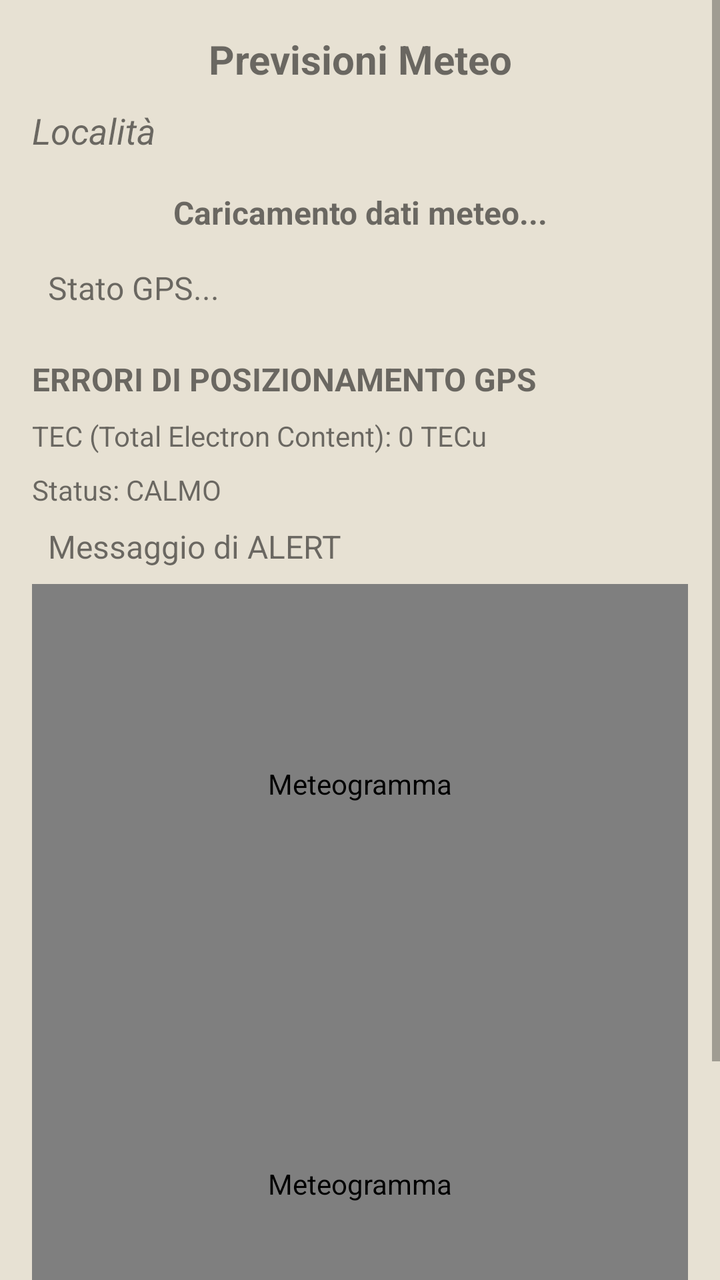
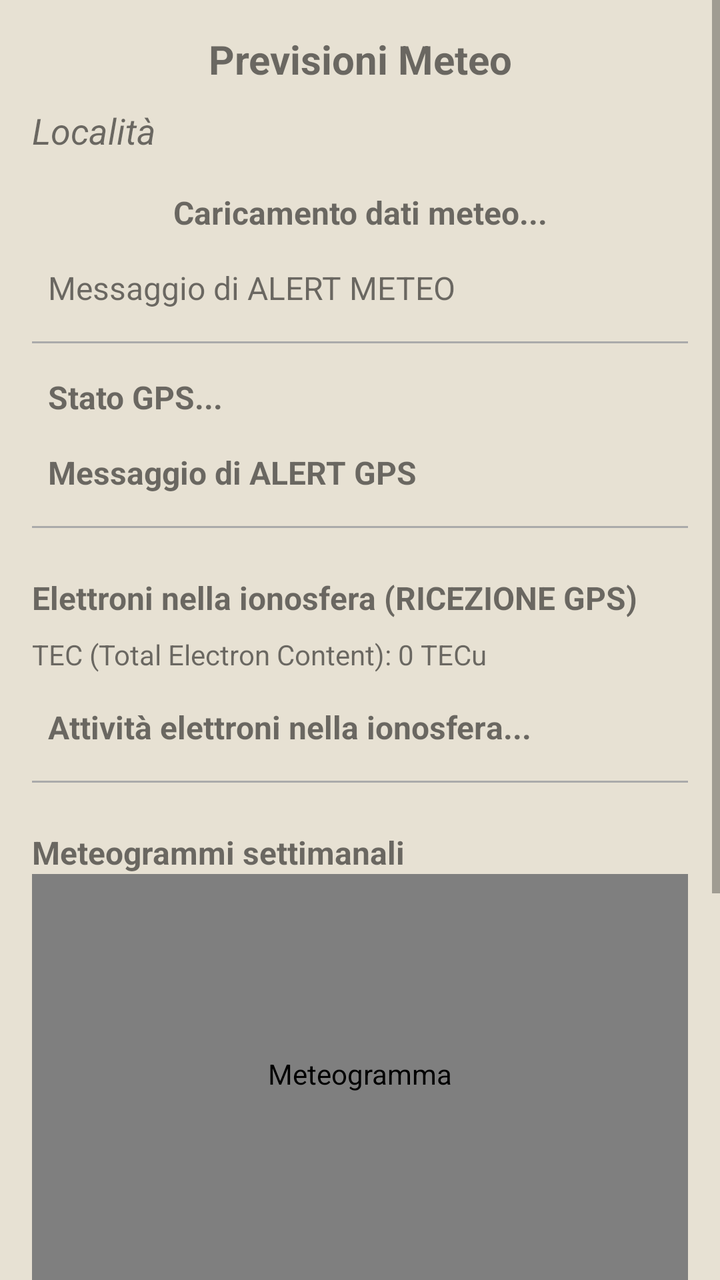

Two renders of the same Android screen: before a commit and after it. Below are the layout's source before the change and the commit's diff.
<!-- AndroidManifest.xml: application theme Theme.AppCompat.Light -->
<!-- res/layout/activity_weather_forecast.xml -->
<ScrollView xmlns:android="http://schemas.android.com/apk/res/android"
    android:layout_width="match_parent"
    android:layout_height="match_parent">
    <LinearLayout xmlns:android="http://schemas.android.com/apk/res/android"
        android:layout_width="match_parent"
        android:layout_height="match_parent"
        android:orientation="vertical"
        android:background="#e7e1d3"
        android:padding="16dp">

        <TextView
            android:id="@+id/weather_title"
            android:layout_width="match_parent"
            android:layout_height="wrap_content"
            android:text="Previsioni Meteo"
            android:textSize="20sp"
            android:textStyle="bold"
            android:gravity="center"
            android:paddingBottom="10dp"/>

        <TextView
            android:id="@+id/weather_location"
            android:layout_width="wrap_content"
            android:layout_height="wrap_content"
            android:text="Località"
            android:textSize="18sp"
            android:textStyle="italic"
            android:layout_below="@+id/weather_title"
            android:layout_centerHorizontal="true"
            android:paddingBottom="10dp"/>

        <TextView
            android:id="@+id/weather_details"
            android:layout_width="match_parent"
            android:layout_height="wrap_content"
            android:text="Caricamento dati meteo..."
            android:textSize="16sp"
            android:textStyle="bold"
            android:padding="8dp"
            android:gravity="center"/>

        <TextView
            android:id="@+id/gpsStatusTextView"
            android:layout_width="wrap_content"
            android:layout_height="wrap_content"
            android:text="Stato GPS..."
            android:textSize="16sp"
            android:padding="8dp" />

        
        <TextView
            android:id="@+id/tecTitleTextView"
            android:layout_width="wrap_content"
            android:layout_height="wrap_content"
            android:text="ERRORI DI POSIZIONAMENTO GPS"
            android:textSize="16sp"
            android:textStyle="bold"
            android:layout_marginTop="16dp"/>

        <TextView
            android:id="@+id/tecValueTextView"
            android:layout_width="wrap_content"
            android:layout_height="wrap_content"
            android:text="TEC (Total Electron Content): 0 TECu"
            android:textSize="14sp"
            android:layout_marginTop="8dp"/>

        
        <TextView
            android:id="@+id/tecStatusTextView"
            android:layout_width="wrap_content"
            android:layout_height="wrap_content"
            android:text="Status: CALMO"
            android:textSize="14sp"
            android:layout_marginTop="8dp"/>

        

        <TextView
            android:id="@+id/alertTextView"
            android:layout_width="wrap_content"
            android:layout_height="wrap_content"
            android:text="Messaggio di ALERT"
            android:textSize="16sp"
            android:padding="8dp" />

        <com.github.chrisbanes.photoview.PhotoView
            android:id="@+id/weather_meteogramOne_general"
            android:layout_width="match_parent"
            android:layout_height="200dp"
            android:scaleType="fitCenter"
            android:contentDescription="Meteogramma"/>

        <com.github.chrisbanes.photoview.PhotoView
            android:id="@+id/weather_meteogram_general"
            android:layout_width="match_parent"
            android:layout_height="200dp"
            android:scaleType="fitCenter"
            android:contentDescription="Meteogramma"/>

        <Button
            android:id="@+id/close_weather_button"
            android:layout_width="match_parent"
            android:layout_height="wrap_content"
            android:text="Chiudi"
            android:layout_marginTop="16dp"/>
    </LinearLayout>
</ScrollView>
<!-- resources referenced by this layout -->
<resources>

</resources>

<!-- the commit's change to res/layout/activity_weather_forecast.xml (unified diff, before → after) -->
@@ -40,19 +40,49 @@
             android:gravity="center"/>
 
         <TextView
+            android:id="@+id/alertTextView"
+            android:layout_width="wrap_content"
+            android:layout_height="wrap_content"
+            android:text="Messaggio di ALERT METEO"
+            android:textSize="16sp"
+            android:padding="8dp" />
+
+        <View
+            android:layout_width="match_parent"
+            android:layout_height="1dp"
+            android:background="@android:color/darker_gray"
+            android:layout_marginVertical="8dp" />
+
+        <TextView
             android:id="@+id/gpsStatusTextView"
             android:layout_width="wrap_content"
             android:layout_height="wrap_content"
             android:text="Stato GPS..."
+            android:textStyle="bold"
             android:textSize="16sp"
             android:padding="8dp" />
+
+        <TextView
+            android:id="@+id/gpsalertTextView"
+            android:layout_width="wrap_content"
+            android:layout_height="wrap_content"
+            android:text="Messaggio di ALERT GPS"
+            android:textStyle="bold"
+            android:textSize="16sp"
+            android:padding="8dp" />
+
+        <View
+            android:layout_width="match_parent"
+            android:layout_height="1dp"
+            android:background="@android:color/darker_gray"
+            android:layout_marginVertical="8dp" />
 
         
         <TextView
             android:id="@+id/tecTitleTextView"
             android:layout_width="wrap_content"
             android:layout_height="wrap_content"
-            android:text="ERRORI DI POSIZIONAMENTO GPS"
+            android:text="Elettroni nella ionosfera (RICEZIONE GPS)"
             android:textSize="16sp"
             android:textStyle="bold"
             android:layout_marginTop="16dp"/>
@@ -70,19 +100,28 @@
             android:id="@+id/tecStatusTextView"
             android:layout_width="wrap_content"
             android:layout_height="wrap_content"
-            android:text="Status: CALMO"
-            android:textSize="14sp"
+            android:text="Attività elettroni nella ionosfera..."
+            android:textStyle="bold"
+            android:textSize="16sp"
+            android:padding="8dp"
             android:layout_marginTop="8dp"/>
+
+        <View
+            android:layout_width="match_parent"
+            android:layout_height="1dp"
+            android:background="@android:color/darker_gray"
+            android:layout_marginVertical="8dp" />
 
         
 
         <TextView
-            android:id="@+id/alertTextView"
+            android:id="@+id/weather_meteogram"
             android:layout_width="wrap_content"
             android:layout_height="wrap_content"
-            android:text="Messaggio di ALERT"
+            android:text="Meteogrammi settimanali"
             android:textSize="16sp"
-            android:padding="8dp" />
+            android:textStyle="bold"
+            android:layout_marginTop="16dp"/>
 
         <com.github.chrisbanes.photoview.PhotoView
             android:id="@+id/weather_meteogramOne_general"
